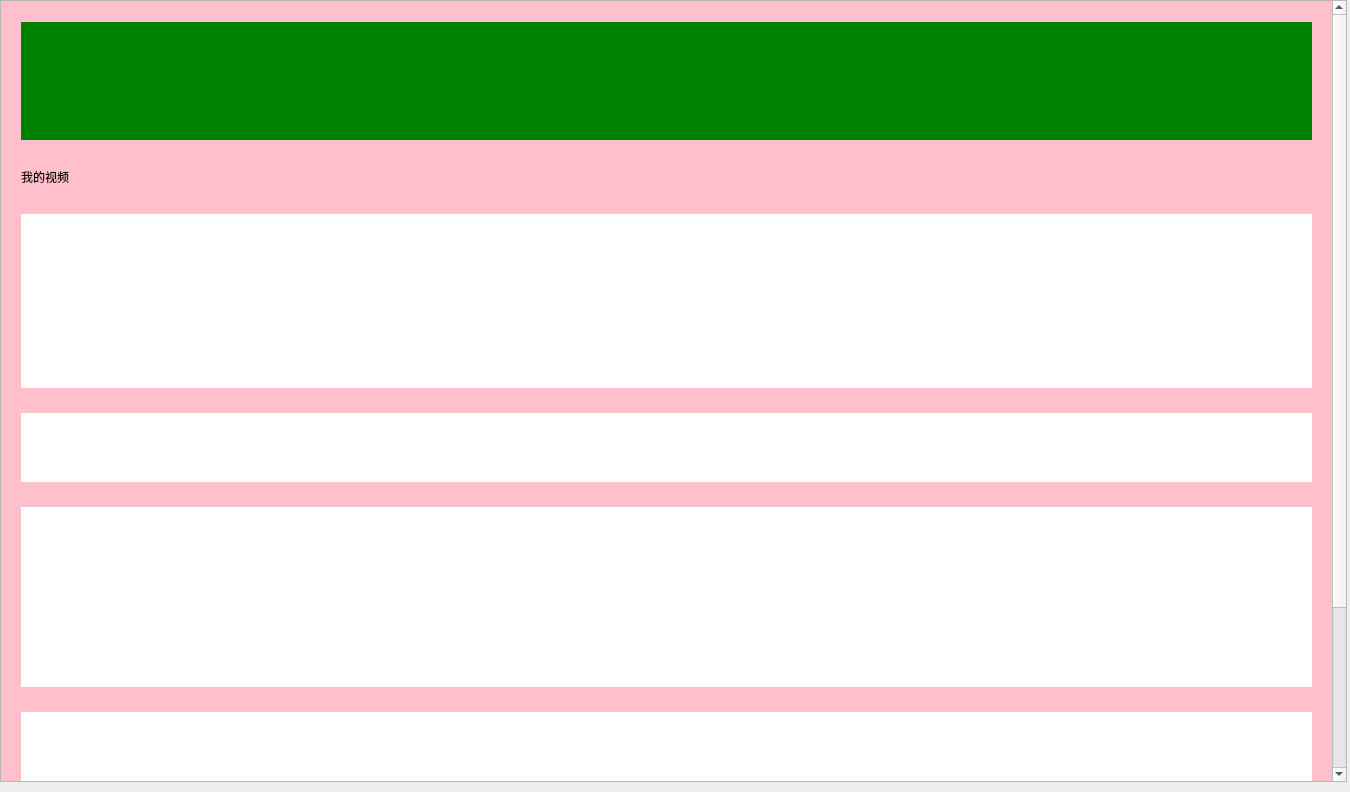
Above: MyVideoPlayer-Client/uploadvideopage.ui from Kutbas/MyVideoPlayer-Client before the change. Below: the same form after it.
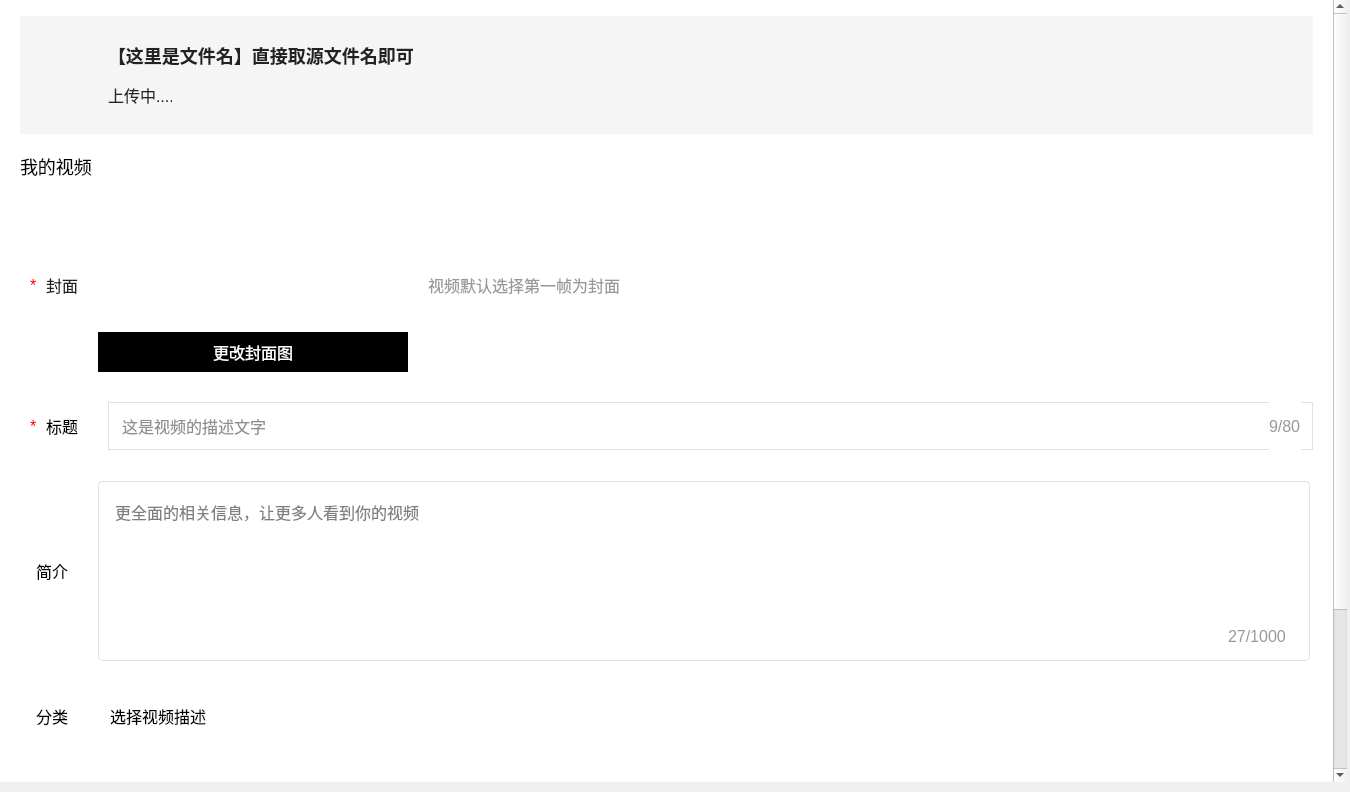
That is the form after the change. Icons and pictures are not drawn.

Commit message: 上传视频页面布局实现6

```diff
--- a/MyVideoPlayer-Client/uploadvideopage.ui
+++ b/MyVideoPlayer-Client/uploadvideopage.ui
@@ -13,6 +13,12 @@
   <property name="windowTitle">
    <string>Form</string>
   </property>
+  <property name="styleSheet">
+   <string notr="true">*{
+	font-famliy:微软雅黑;
+	font-size:16px;
+}</string>
+  </property>
   <layout class="QVBoxLayout" name="verticalLayout">
    <property name="spacing">
     <number>7</number>
@@ -31,6 +37,32 @@
    </property>
    <item>
     <widget class="QScrollArea" name="scrollArea">
+     <property name="styleSheet">
+      <string notr="true">#scrollArea{
+	border:none;
+}
+
+QScrollBar:vertical{
+	border:none;
+	background-color:white;
+	width:10px;
+}
+
+QScrollBar::handle:vertical{
+	border:none;
+	border-radius:5px;
+	background-color:#E8E8E8;
+}
+
+QScrollBar::up-arrow:vertical,QScrollBar::down-arrow:vertical{
+	border:none;
+	width:0px;
+	height:0px;
+}</string>
+     </property>
+     <property name="horizontalScrollBarPolicy">
+      <enum>Qt::ScrollBarPolicy::ScrollBarAlwaysOff</enum>
+     </property>
      <property name="widgetResizable">
       <bool>true</bool>
      </property>
@@ -38,8 +70,8 @@
       <property name="geometry">
        <rect>
         <x>0</x>
-        <y>-207</y>
-        <width>1328</width>
+        <y>-205</y>
+        <width>1337</width>
         <height>987</height>
        </rect>
       </property>
@@ -71,7 +103,10 @@
           </size>
          </property>
          <property name="styleSheet">
-          <string notr="true">background-color:pink;</string>
+          <string notr="true">#pageBg{
+	background-color:white;
+}
+</string>
          </property>
          <layout class="QVBoxLayout" name="verticalLayout_3">
           <property name="spacing">
@@ -104,8 +139,178 @@
              </size>
             </property>
             <property name="styleSheet">
-             <string notr="true">background-color:green;</string>
+             <string notr="true">#uploadWidget{
+	background-color:#F5F5F5;
+}
+</string>
             </property>
+            <layout class="QHBoxLayout" name="horizontalLayout">
+             <property name="spacing">
+              <number>8</number>
+             </property>
+             <property name="leftMargin">
+              <number>28</number>
+             </property>
+             <property name="topMargin">
+              <number>28</number>
+             </property>
+             <property name="rightMargin">
+              <number>11</number>
+             </property>
+             <property name="bottomMargin">
+              <number>28</number>
+             </property>
+             <item>
+              <widget class="QLabel" name="folder">
+               <property name="minimumSize">
+                <size>
+                 <width>52</width>
+                 <height>44</height>
+                </size>
+               </property>
+               <property name="maximumSize">
+                <size>
+                 <width>52</width>
+                 <height>44</height>
+                </size>
+               </property>
+               <property name="styleSheet">
+                <string notr="true">#folder{
+	border-image:url(&quot;:/images/uploadVideoPage/wenjian.png&quot;);
+}
+</string>
+               </property>
+               <property name="text">
+                <string/>
+               </property>
+              </widget>
+             </item>
+             <item>
+              <widget class="QWidget" name="uploadInfo" native="true">
+               <property name="minimumSize">
+                <size>
+                 <width>340</width>
+                 <height>0</height>
+                </size>
+               </property>
+               <property name="maximumSize">
+                <size>
+                 <width>340</width>
+                 <height>16777215</height>
+                </size>
+               </property>
+               <property name="styleSheet">
+                <string notr="true"/>
+               </property>
+               <layout class="QGridLayout" name="gridLayout">
+                <property name="leftMargin">
+                 <number>0</number>
+                </property>
+                <property name="topMargin">
+                 <number>0</number>
+                </property>
+                <property name="rightMargin">
+                 <number>0</number>
+                </property>
+                <property name="bottomMargin">
+                 <number>0</number>
+                </property>
+                <property name="horizontalSpacing">
+                 <number>8</number>
+                </property>
+                <property name="verticalSpacing">
+                 <number>16</number>
+                </property>
+                <item row="0" column="0" colspan="3">
+                 <widget class="QLabel" name="fileName">
+                  <property name="styleSheet">
+                   <string notr="true">#fileName{
+	font-weight:bold;
+	font-size:18px;
+	color:#222222;
+}
+</string>
+                  </property>
+                  <property name="text">
+                   <string>【这里是文件名】直接取源文件名即可</string>
+                  </property>
+                 </widget>
+                </item>
+                <item row="1" column="0">
+                 <widget class="QLabel" name="uploadProgress">
+                  <property name="maximumSize">
+                   <size>
+                    <width>64</width>
+                    <height>16777215</height>
+                   </size>
+                  </property>
+                  <property name="styleSheet">
+                   <string notr="true">#uploadProgress{
+	font-size:16px;
+	color:#222222;
+}
+</string>
+                  </property>
+                  <property name="text">
+                   <string>上传中......</string>
+                  </property>
+                 </widget>
+                </item>
+                <item row="1" column="1">
+                 <widget class="QLabel" name="downIcon">
+                  <property name="minimumSize">
+                   <size>
+                    <width>16</width>
+                    <height>16</height>
+                   </size>
+                  </property>
+                  <property name="maximumSize">
+                   <size>
+                    <width>16</width>
+                    <height>16</height>
+                   </size>
+                  </property>
+                  <property name="styleSheet">
+                   <string notr="true">#downIcon{
+	border-image:url(&quot;:/images/uploadVideoPage/wancheng.png&quot;);
+}
+</string>
+                  </property>
+                  <property name="text">
+                   <string/>
+                  </property>
+                 </widget>
+                </item>
+                <item row="1" column="2">
+                 <spacer name="horizontalSpacer_2">
+                  <property name="orientation">
+                   <enum>Qt::Orientation::Horizontal</enum>
+                  </property>
+                  <property name="sizeHint" stdset="0">
+                   <size>
+                    <width>241</width>
+                    <height>20</height>
+                   </size>
+                  </property>
+                 </spacer>
+                </item>
+               </layout>
+              </widget>
+             </item>
+             <item>
+              <spacer name="horizontalSpacer">
+               <property name="orientation">
+                <enum>Qt::Orientation::Horizontal</enum>
+               </property>
+               <property name="sizeHint" stdset="0">
+                <size>
+                 <width>847</width>
+                 <height>20</height>
+                </size>
+               </property>
+              </spacer>
+             </item>
+            </layout>
            </widget>
           </item>
           <item>
@@ -122,6 +327,13 @@
               <height>24</height>
              </size>
             </property>
+            <property name="styleSheet">
+             <string notr="true">#myVideo{
+	font-size:18px;
+	color:#000000;
+}
+</string>
+            </property>
             <property name="text">
              <string>我的视频</string>
             </property>
@@ -144,6 +356,173 @@
             <property name="styleSheet">
              <string notr="true">background-color:white;</string>
             </property>
+            <layout class="QHBoxLayout" name="horizontalLayout_2">
+             <property name="spacing">
+              <number>20</number>
+             </property>
+             <property name="leftMargin">
+              <number>10</number>
+             </property>
+             <property name="topMargin">
+              <number>0</number>
+             </property>
+             <property name="rightMargin">
+              <number>0</number>
+             </property>
+             <property name="bottomMargin">
+              <number>0</number>
+             </property>
+             <item>
+              <widget class="QWidget" name="coverBox" native="true">
+               <property name="minimumSize">
+                <size>
+                 <width>48</width>
+                 <height>0</height>
+                </size>
+               </property>
+               <property name="maximumSize">
+                <size>
+                 <width>48</width>
+                 <height>16777215</height>
+                </size>
+               </property>
+               <property name="styleSheet">
+                <string notr="true"/>
+               </property>
+               <layout class="QHBoxLayout" name="horizontalLayout_3">
+                <property name="spacing">
+                 <number>8</number>
+                </property>
+                <property name="leftMargin">
+                 <number>0</number>
+                </property>
+                <property name="topMargin">
+                 <number>0</number>
+                </property>
+                <property name="rightMargin">
+                 <number>0</number>
+                </property>
+                <property name="bottomMargin">
+                 <number>0</number>
+                </property>
+                <item>
+                 <widget class="QLabel" name="star">
+                  <property name="styleSheet">
+                   <string notr="true">#star{
+	font-size:16px;
+	color:red;
+}
+</string>
+                  </property>
+                  <property name="text">
+                   <string>*</string>
+                  </property>
+                 </widget>
+                </item>
+                <item>
+                 <widget class="QLabel" name="coverText">
+                  <property name="styleSheet">
+                   <string notr="true">#coverText{
+	font-size:16px;
+	color:#222222;
+}
+</string>
+                  </property>
+                  <property name="text">
+                   <string>封面</string>
+                  </property>
+                 </widget>
+                </item>
+               </layout>
+              </widget>
+             </item>
+             <item>
+              <widget class="QWidget" name="imageBox" native="true">
+               <property name="minimumSize">
+                <size>
+                 <width>310</width>
+                 <height>0</height>
+                </size>
+               </property>
+               <property name="maximumSize">
+                <size>
+                 <width>310</width>
+                 <height>16777215</height>
+                </size>
+               </property>
+               <property name="styleSheet">
+                <string notr="true"/>
+               </property>
+               <widget class="QLabel" name="imageLabel">
+                <property name="geometry">
+                 <rect>
+                  <x>0</x>
+                  <y>0</y>
+                  <width>310</width>
+                  <height>174</height>
+                 </rect>
+                </property>
+                <property name="styleSheet">
+                 <string notr="true">#imageLabel{
+	border-image:url(&quot;:/images/uploadVideoPage/fengmian.png&quot;);
+}
+</string>
+                </property>
+                <property name="text">
+                 <string/>
+                </property>
+               </widget>
+               <widget class="QPushButton" name="changeButton">
+                <property name="geometry">
+                 <rect>
+                  <x>0</x>
+                  <y>134</y>
+                  <width>310</width>
+                  <height>40</height>
+                 </rect>
+                </property>
+                <property name="styleSheet">
+                 <string notr="true">#changeButton{
+	border:none;
+	color:#FFFFFF;
+	background-color:rgba(0,0,0,0,0);
+}
+</string>
+                </property>
+                <property name="text">
+                 <string>更改封面图</string>
+                </property>
+               </widget>
+              </widget>
+             </item>
+             <item>
+              <widget class="QLabel" name="coverLabel">
+               <property name="styleSheet">
+                <string notr="true">#coverLabel{
+	font-size:16px;
+	color:#999999;
+}
+</string>
+               </property>
+               <property name="text">
+                <string>视频默认选择第一帧为封面</string>
+               </property>
+              </widget>
+             </item>
+             <item>
+              <spacer name="horizontalSpacer_3">
+               <property name="orientation">
+                <enum>Qt::Orientation::Horizontal</enum>
+               </property>
+               <property name="sizeHint" stdset="0">
+                <size>
+                 <width>674</width>
+                 <height>20</height>
+                </size>
+               </property>
+              </spacer>
+             </item>
+            </layout>
            </widget>
           </item>
           <item>
@@ -163,6 +542,147 @@
             <property name="styleSheet">
              <string notr="true">background-color:white;</string>
             </property>
+            <layout class="QHBoxLayout" name="horizontalLayout_4">
+             <property name="spacing">
+              <number>30</number>
+             </property>
+             <property name="leftMargin">
+              <number>10</number>
+             </property>
+             <property name="topMargin">
+              <number>10</number>
+             </property>
+             <property name="rightMargin">
+              <number>0</number>
+             </property>
+             <property name="bottomMargin">
+              <number>11</number>
+             </property>
+             <item>
+              <widget class="QWidget" name="tittleBox" native="true">
+               <property name="minimumSize">
+                <size>
+                 <width>48</width>
+                 <height>0</height>
+                </size>
+               </property>
+               <property name="maximumSize">
+                <size>
+                 <width>48</width>
+                 <height>16777215</height>
+                </size>
+               </property>
+               <property name="styleSheet">
+                <string notr="true"/>
+               </property>
+               <layout class="QHBoxLayout" name="horizontalLayout_5">
+                <property name="spacing">
+                 <number>8</number>
+                </property>
+                <property name="leftMargin">
+                 <number>0</number>
+                </property>
+                <property name="topMargin">
+                 <number>0</number>
+                </property>
+                <property name="rightMargin">
+                 <number>0</number>
+                </property>
+                <property name="bottomMargin">
+                 <number>0</number>
+                </property>
+                <item>
+                 <widget class="QLabel" name="tittleStar">
+                  <property name="minimumSize">
+                   <size>
+                    <width>8</width>
+                    <height>0</height>
+                   </size>
+                  </property>
+                  <property name="maximumSize">
+                   <size>
+                    <width>8</width>
+                    <height>16777215</height>
+                   </size>
+                  </property>
+                  <property name="styleSheet">
+                   <string notr="true">#tittleStar{
+	color:red;
+	font-size:16px;
+}
+</string>
+                  </property>
+                  <property name="text">
+                   <string>*</string>
+                  </property>
+                 </widget>
+                </item>
+                <item>
+                 <widget class="QLabel" name="tittle">
+                  <property name="text">
+                   <string>标题</string>
+                  </property>
+                 </widget>
+                </item>
+               </layout>
+              </widget>
+             </item>
+             <item>
+              <widget class="QWidget" name="tittleContentBox" native="true">
+               <property name="styleSheet">
+                <string notr="true">#tittleContentBox{
+	border:1px solid #DFE1E6;
+}
+</string>
+               </property>
+               <layout class="QHBoxLayout" name="horizontalLayout_6">
+                <property name="spacing">
+                 <number>3</number>
+                </property>
+                <property name="leftMargin">
+                 <number>12</number>
+                </property>
+                <property name="topMargin">
+                 <number>0</number>
+                </property>
+                <property name="rightMargin">
+                 <number>12</number>
+                </property>
+                <property name="bottomMargin">
+                 <number>0</number>
+                </property>
+                <item>
+                 <widget class="QLineEdit" name="videoTittle">
+                  <property name="styleSheet">
+                   <string notr="true">#videoTittle{
+	font-size:16px;
+	color:#222222;
+	border:none;
+}
+</string>
+                  </property>
+                  <property name="placeholderText">
+                   <string>这是视频的描述文字</string>
+                  </property>
+                 </widget>
+                </item>
+                <item>
+                 <widget class="QLabel" name="wordLeft">
+                  <property name="styleSheet">
+                   <string notr="true">#wordLeft{
+	font-size:16px;
+	color:#999999;
+}</string>
+                  </property>
+                  <property name="text">
+                   <string>9/80</string>
+                  </property>
+                 </widget>
+                </item>
+               </layout>
+              </widget>
+             </item>
+            </layout>
            </widget>
           </item>
           <item>
@@ -182,6 +702,89 @@
             <property name="styleSheet">
              <string notr="true">background-color:white;</string>
             </property>
+            <layout class="QHBoxLayout" name="horizontalLayout_7">
+             <property name="spacing">
+              <number>30</number>
+             </property>
+             <property name="leftMargin">
+              <number>16</number>
+             </property>
+             <property name="topMargin">
+              <number>0</number>
+             </property>
+             <property name="rightMargin">
+              <number>0</number>
+             </property>
+             <property name="bottomMargin">
+              <number>0</number>
+             </property>
+             <item>
+              <widget class="QLabel" name="label">
+               <property name="minimumSize">
+                <size>
+                 <width>32</width>
+                 <height>0</height>
+                </size>
+               </property>
+               <property name="maximumSize">
+                <size>
+                 <width>32</width>
+                 <height>16777215</height>
+                </size>
+               </property>
+               <property name="text">
+                <string>简介</string>
+               </property>
+              </widget>
+             </item>
+             <item>
+              <widget class="QWidget" name="linesEdit" native="true">
+               <property name="styleSheet">
+                <string notr="true"/>
+               </property>
+               <widget class="QPlainTextEdit" name="plainTextEdit">
+                <property name="geometry">
+                 <rect>
+                  <x>0</x>
+                  <y>0</y>
+                  <width>1212</width>
+                  <height>180</height>
+                 </rect>
+                </property>
+                <property name="styleSheet">
+                 <string notr="true">#plainTextEdit{
+	border:1px solid #DFE1E6;
+	border-radius:4px;
+	padding-left:12px;
+	padding-top:14px;
+}</string>
+                </property>
+                <property name="placeholderText">
+                 <string>更全面的相关信息，让更多人看到你的视频</string>
+                </property>
+               </widget>
+               <widget class="QLabel" name="briefLeftWord">
+                <property name="geometry">
+                 <rect>
+                  <x>1130</x>
+                  <y>145</y>
+                  <width>69</width>
+                  <height>21</height>
+                 </rect>
+                </property>
+                <property name="styleSheet">
+                 <string notr="true">#briefLeftWord{
+	font-size:16px;
+	color:#999999;
+}</string>
+                </property>
+                <property name="text">
+                 <string>27/1000</string>
+                </property>
+               </widget>
+              </widget>
+             </item>
+            </layout>
            </widget>
           </item>
           <item>
@@ -201,6 +804,81 @@
             <property name="styleSheet">
              <string notr="true">background-color:white;</string>
             </property>
+            <layout class="QHBoxLayout" name="horizontalLayout_8">
+             <property name="spacing">
+              <number>30</number>
+             </property>
+             <property name="leftMargin">
+              <number>16</number>
+             </property>
+             <property name="topMargin">
+              <number>0</number>
+             </property>
+             <property name="rightMargin">
+              <number>0</number>
+             </property>
+             <property name="bottomMargin">
+              <number>0</number>
+             </property>
+             <item>
+              <widget class="QLabel" name="kindLabel">
+               <property name="text">
+                <string>分类</string>
+               </property>
+              </widget>
+             </item>
+             <item>
+              <widget class="QComboBox" name="kinds">
+               <property name="minimumSize">
+                <size>
+                 <width>320</width>
+                 <height>49</height>
+                </size>
+               </property>
+               <property name="maximumSize">
+                <size>
+                 <width>320</width>
+                 <height>49</height>
+                </size>
+               </property>
+               <property name="styleSheet">
+                <string notr="true">#kinds{
+	border-radius:4px;
+	boder:1px solid #EFE1E6;
+	padding-left:12px;
+}
+
+QComboBox::drop-down{
+	width:24px;
+	height:24px;
+	border:none;
+	subcontrol-position:right;
+	right:14px;
+}
+
+QComboBox::down-arrow{
+	border-image:url(&quot;:/images/uploadVideoPage/xiala.png&quot;);
+}</string>
+               </property>
+               <property name="placeholderText">
+                <string>选择视频描述</string>
+               </property>
+              </widget>
+             </item>
+             <item>
+              <spacer name="horizontalSpacer_4">
+               <property name="orientation">
+                <enum>Qt::Orientation::Horizontal</enum>
+               </property>
+               <property name="sizeHint" stdset="0">
+                <size>
+                 <width>866</width>
+                 <height>20</height>
+                </size>
+               </property>
+              </spacer>
+             </item>
+            </layout>
            </widget>
           </item>
           <item>
@@ -220,6 +898,69 @@
             <property name="styleSheet">
              <string notr="true">background-color:white;</string>
             </property>
+            <layout class="QHBoxLayout" name="horizontalLayout_9">
+             <property name="spacing">
+              <number>30</number>
+             </property>
+             <property name="leftMargin">
+              <number>16</number>
+             </property>
+             <property name="topMargin">
+              <number>0</number>
+             </property>
+             <property name="rightMargin">
+              <number>0</number>
+             </property>
+             <property name="bottomMargin">
+              <number>20</number>
+             </property>
+             <item>
+              <widget class="QLabel" name="tagLabel">
+               <property name="minimumSize">
+                <size>
+                 <width>32</width>
+                 <height>0</height>
+                </size>
+               </property>
+               <property name="maximumSize">
+                <size>
+                 <width>32</width>
+                 <height>16777215</height>
+                </size>
+               </property>
+               <property name="text">
+                <string>标签</string>
+               </property>
+              </widget>
+             </item>
+             <item>
+              <widget class="QWidget" name="tagWidget" native="true">
+               <property name="styleSheet">
+                <string notr="true"/>
+               </property>
+               <layout class="QHBoxLayout" name="horizontalLayout_10">
+                <property name="spacing">
+                 <number>0</number>
+                </property>
+                <property name="leftMargin">
+                 <number>0</number>
+                </property>
+                <property name="topMargin">
+                 <number>0</number>
+                </property>
+                <property name="rightMargin">
+                 <number>0</number>
+                </property>
+                <property name="bottomMargin">
+                 <number>0</number>
+                </property>
+                <item>
+                 <layout class="QHBoxLayout" name="tagLayout"/>
+                </item>
+               </layout>
+              </widget>
+             </item>
+            </layout>
            </widget>
           </item>
           <item>
@@ -237,7 +978,9 @@
              </size>
             </property>
             <property name="styleSheet">
-             <string notr="true">background-color:white;</string>
+             <string notr="true">#separateLine{
+	background-color:#DFE1E6;
+}</string>
             </property>
             <property name="text">
              <string/>
@@ -255,12 +998,81 @@
             <property name="maximumSize">
              <size>
               <width>16777215</width>
-              <height>48</height>
+              <height>16777215</height>
              </size>
             </property>
             <property name="styleSheet">
              <string notr="true">background-color:white;</string>
             </property>
+            <layout class="QHBoxLayout" name="horizontalLayout_11">
+             <property name="spacing">
+              <number>0</number>
+             </property>
+             <property name="leftMargin">
+              <number>0</number>
+             </property>
+             <property name="topMargin">
+              <number>10</number>
+             </property>
+             <property name="rightMargin">
+              <number>0</number>
+             </property>
+             <property name="bottomMargin">
+              <number>34</number>
+             </property>
+             <item>
+              <spacer name="horizontalSpacer_5">
+               <property name="orientation">
+                <enum>Qt::Orientation::Horizontal</enum>
+               </property>
+               <property name="sizeHint" stdset="0">
+                <size>
+                 <width>578</width>
+                 <height>1</height>
+                </size>
+               </property>
+              </spacer>
+             </item>
+             <item>
+              <widget class="QPushButton" name="commitBtn">
+               <property name="minimumSize">
+                <size>
+                 <width>136</width>
+                 <height>48</height>
+                </size>
+               </property>
+               <property name="maximumSize">
+                <size>
+                 <width>136</width>
+                 <height>48</height>
+                </size>
+               </property>
+               <property name="styleSheet">
+                <string notr="true">#commitBtn{
+	background-color:#3ECEFE;
+	color:white;
+	border-radius:4px;
+}</string>
+               </property>
+               <property name="text">
+                <string>提交</string>
+               </property>
+              </widget>
+             </item>
+             <item>
+              <spacer name="horizontalSpacer_6">
+               <property name="orientation">
+                <enum>Qt::Orientation::Horizontal</enum>
+               </property>
+               <property name="sizeHint" stdset="0">
+                <size>
+                 <width>577</width>
+                 <height>1</height>
+                </size>
+               </property>
+              </spacer>
+             </item>
+            </layout>
            </widget>
           </item>
          </layout>
```
The commit also changes 1 other file.
